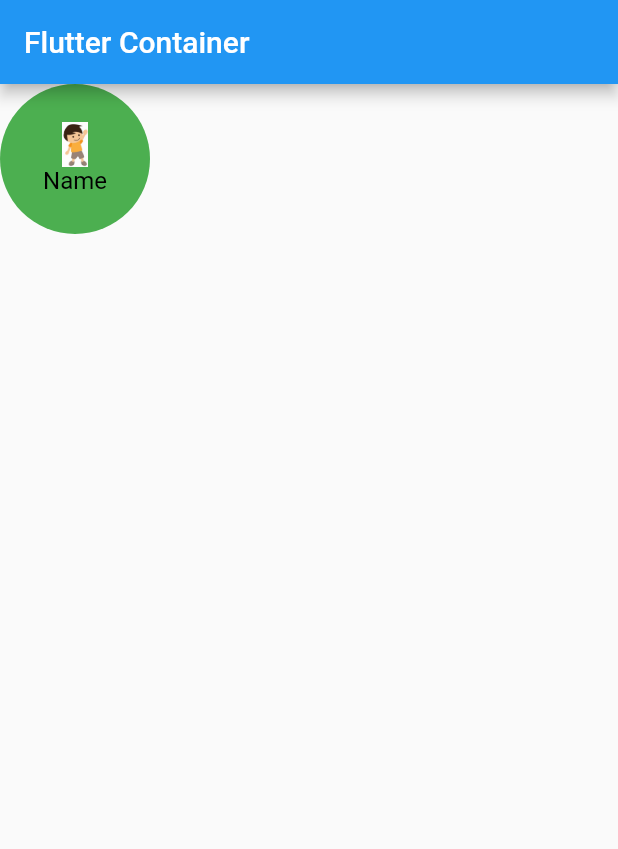
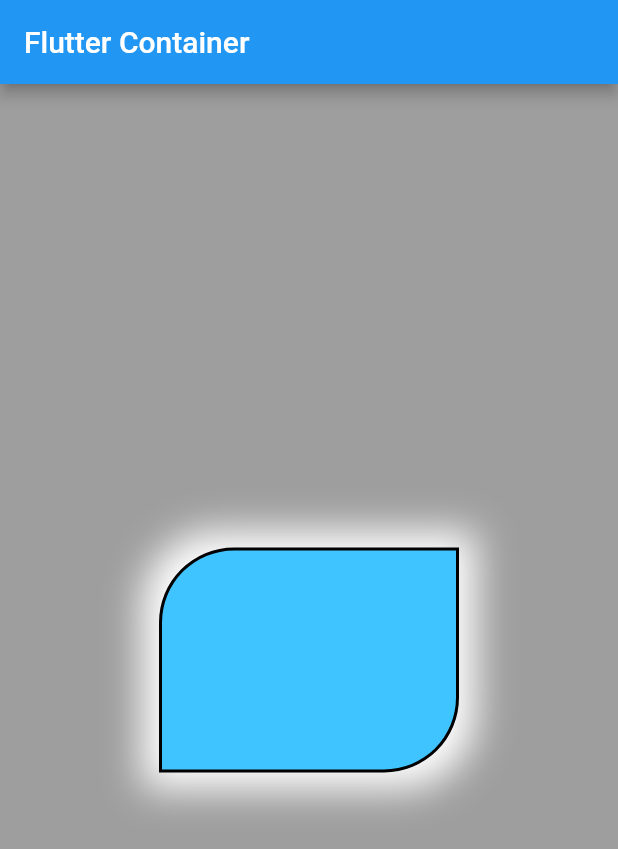
Before and after one commit to KiranKhadd29/practiceFlutter, a Flutter app: the screen it shows after launch, on a phone screen of 412 x 824 dp. Shown: the top 849 px of the screen. Run offline on Flutter 3.47's test engine with Material 2 defaults, Android fonts, the phone set to English and light mode, and no system bars.

Commit message:
Container Decoration

```diff
--- a/Sayali Workspace/demoproject/lib/main.dart
+++ b/Sayali Workspace/demoproject/lib/main.dart
@@ -30,7 +30,7 @@ class MyHomePage extends StatefulWidget {
 class _MyHomePageState extends State<MyHomePage> {
   @override
   Widget build(BuildContext context) {
-    var arrNames = ['Sayali','Kiran','Kiya','Siya','Kiyansh','Siyansh','Kiyara','Kiyasa'];
+    //var arrNames = ['Sayali','Kiran','Kiya','Siya','Kiyansh','Siyansh','Kiyara','Kiyasa'];
     return Scaffold(
       appBar: AppBar(
         // Here we take the value from the MyHomePage object that was created by
@@ -373,7 +373,7 @@ class _MyHomePageState extends State<MyHomePage> {
         //reverse: true,
       ),*/
       //Circle avatar
-      body: CircleAvatar(
+      /*body: CircleAvatar(
         child: Container(
           width: 50,
           height: 50,
@@ -393,6 +393,37 @@ class _MyHomePageState extends State<MyHomePage> {
         //radius: 100,
         //minRadius: 50,
         maxRadius: 50,
+      ),*/
+      //Container Decoration
+      body: Container(
+        width: double.infinity,
+        height: double.infinity,
+        color: Colors.grey,
+        child: Center(
+          child: Container(
+            width: 200,
+            height: 150,
+            //color: Colors.greenAccent,
+            decoration: BoxDecoration(
+              color: Colors.lightBlueAccent,
+              //borderRadius: BorderRadius.circular(50)
+              borderRadius: BorderRadius.only(topLeft:Radius.circular(50),bottomRight: Radius.circular(50)),
+              //borderRadius: BorderRadius.all(Radius.circular(21))
+              border: Border.all(
+                width: 2,
+                color: Colors.black
+              ),
+              boxShadow: [
+                BoxShadow(
+                  blurRadius: 21,
+                  color: Colors.white,
+                  spreadRadius:11
+                )
+              ],
+              //shape: BoxShape.circle
+            ),
+          ),
+        ),
       ),
     );
   }
```
